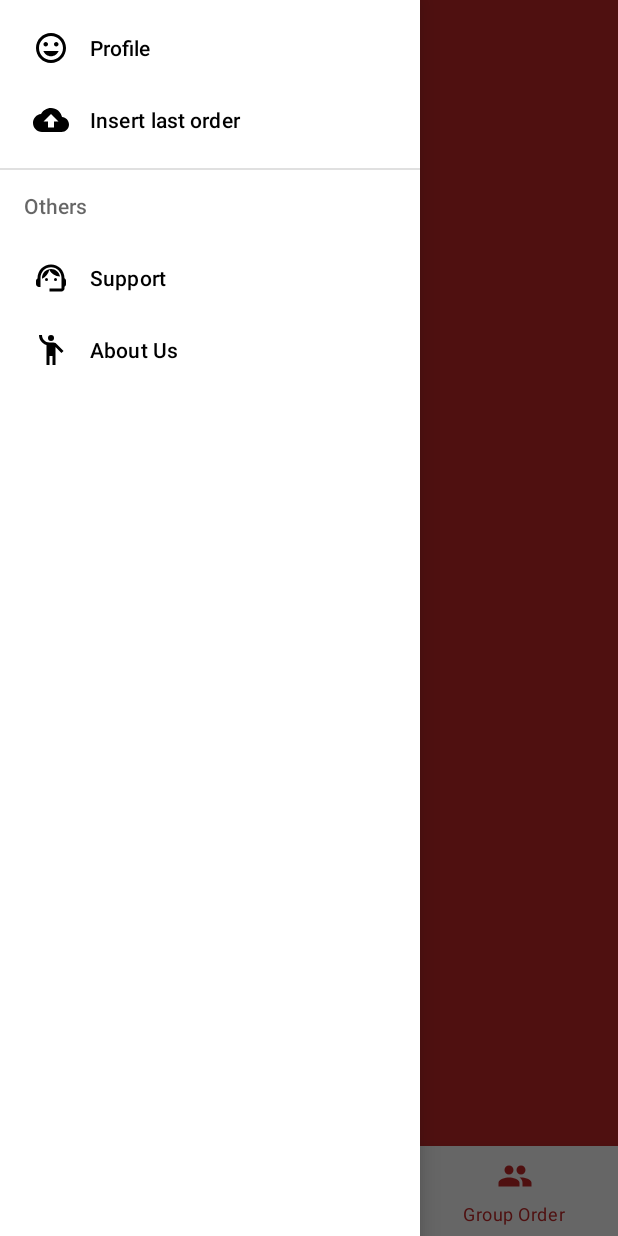
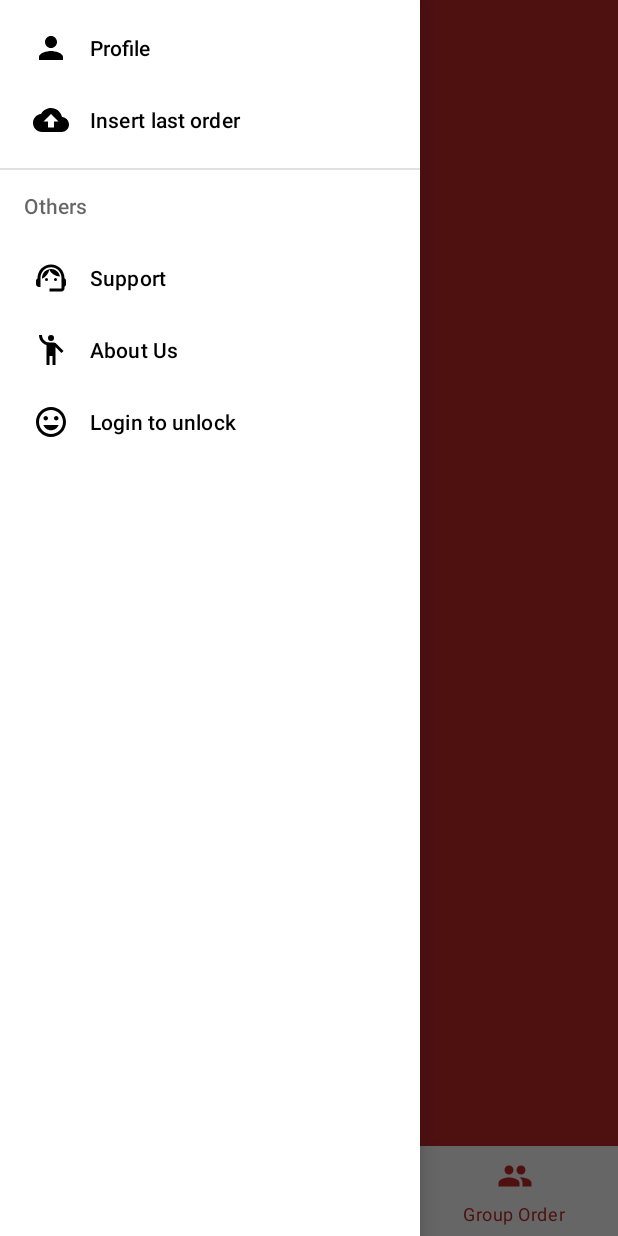
Before and after one commit to FortunatoGiuseppe/CasoDiStudioMaMange, an Android app: the MaMangeNavigationActivity screen opened directly, with no data from a screen before it, with the side drawer open, on a phone screen of 412 x 824 dp. Run offline under Robolectric (Android 15) with nearby library versions, the phone set to English and light mode, and no system bars; our stand-ins replace Firebase (no records; nobody signed in at launch, a user with empty details on screens opened directly), Picasso; 3 statements that could not run were skipped.

Commit message:
Aggiornamento sezione dedicata a utente registrata. Miglioramento icone e colori, disabilitazione tasti per utenti ospiti

```diff
--- /dev/null
+++ b/app/src/main/res/drawable/ic_baseline_person_24.xml
@@ -0,0 +1,10 @@
+<vector xmlns:android="http://schemas.android.com/apk/res/android"
+    android:width="24dp"
+    android:height="24dp"
+    android:viewportWidth="24"
+    android:viewportHeight="24"
+    android:tint="?attr/colorControlNormal">
+  <path
+      android:fillColor="@android:color/white"
+      android:pathData="M12,12c2.21,0 4,-1.79 4,-4s-1.79,-4 -4,-4 -4,1.79 -4,4 1.79,4 4,4zM12,14c-2.67,0 -8,1.34 -8,4v2h16v-2c0,-2.66 -5.33,-4 -8,-4z"/>
+</vector>
--- a/app/src/main/res/menu/navigation_menu.xml
+++ b/app/src/main/res/menu/navigation_menu.xml
@@ -2,7 +2,7 @@
 <menu xmlns:android="http://schemas.android.com/apk/res/android">
     <item
         android:id="@+id/menuProfile"
-        android:icon="@drawable/ic_profilo_utente"
+        android:icon="@drawable/ic_baseline_person_24"
         android:title="@string/profile"/>
 
     <item
@@ -27,4 +27,11 @@
         </menu>
 
     </item>
+
+    <item
+        android:id="@+id/acc_reg"
+        android:visible="true"
+        android:icon="@drawable/ic_profilo_utente"
+        android:title="@string/acc_reg"/>
+
 </menu>
--- a/app/src/main/res/values/strings.xml
+++ b/app/src/main/res/values/strings.xml
@@ -52,4 +52,5 @@
     <string name="filename">lastOrder</string>
     <string name="ordineSalvato">Your order has been confirmed!</string>
     <string name="ordineCaricato">Your last order has been loaded!</string>
+    <string name="acc_reg">Login to unlock</string>
 </resources>
```
Also changed, not shown: app/src/main/java/com/example/casodistudiomamange/activity/MaMangeNavigationActivity.java (+23 -1 lines), 1 other file.
